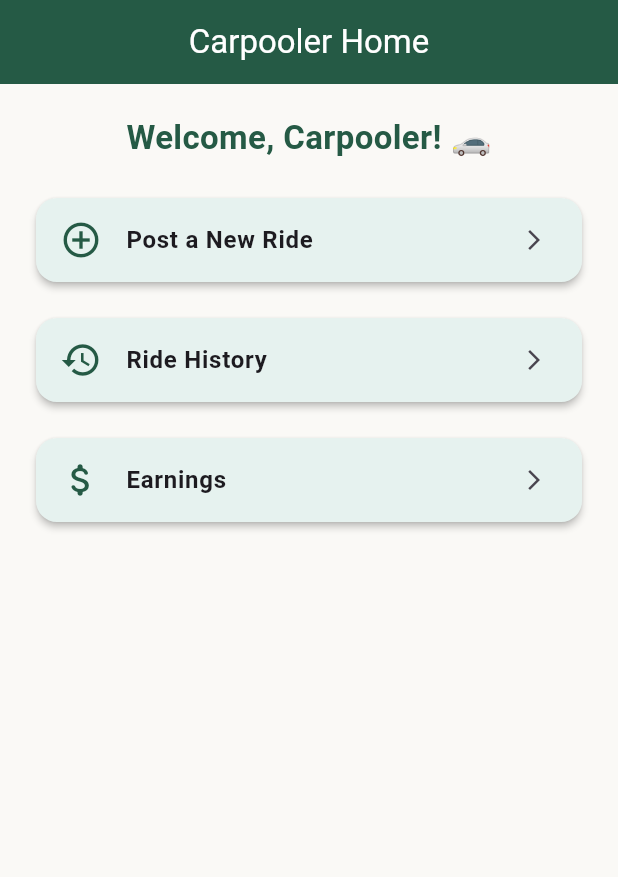
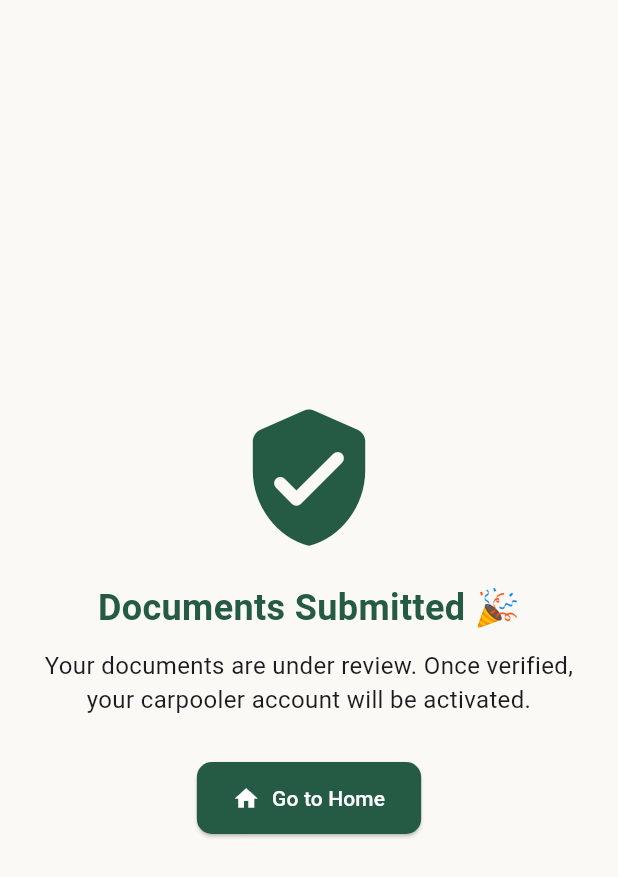
Before and after one commit to alibassam24/Carpool, a Flutter app: the screen it shows after launch, on a phone screen of 412 x 824 dp. Shown: the top 877 px of the screen. Run offline on Flutter 3.47's test engine with Material 3 defaults, Android fonts, the light colour scheme and no system bars; our stand-ins replace get, get_storage, google_fonts, image_picker, shared_preferences; accounts and stored records are empty.

Commit message:
testing new feature cSignup->DocVerifi->adminAppr->carphome

```diff
--- a/lib/main.dart
+++ b/lib/main.dart
@@ -1,6 +1,7 @@
 import 'package:carpool_connect/screens/auth/choose_role_screen.dart';
 import 'package:carpool_connect/screens/carpooler/carpooler_home_screen.dart';
 import 'package:carpool_connect/screens/carpooler/carpooler_signup.dart';
+import 'package:carpool_connect/screens/carpooler/verification_pending_screen.dart';
 import 'package:carpool_connect/screens/onboarding/onboarding_screen.dart';
 import 'package:flutter/material.dart';
 import 'package:get/get.dart';
@@ -21,7 +22,7 @@ class CarpoolApp extends StatelessWidget {
   Widget build(BuildContext context) {
     return GetMaterialApp(
 
-    home: CarpoolerHomeScreen(),
+    home: VerificationPendingScreen(),
 
   // initialRoute: AppRoutes.splash,
    // getPages: AppRoutes.routes,
--- a/lib/routes/app_routes.dart
+++ b/lib/routes/app_routes.dart
@@ -1,4 +1,5 @@
 import 'package:carpool_connect/screens/carpooler/carpooler_signup.dart';
+import 'package:carpool_connect/screens/carpooler/verification_pending_screen.dart';
 import 'package:get/get.dart';
 import '../screens/splash/splash_screen.dart';
 import '../screens/auth/login_screen.dart';
@@ -18,7 +19,7 @@ class AppRoutes {
   static const extendedSignup = '/extended_signup';
   static const carpoolerHome = '/carpooler_home';
   static const riderHome = '/rider_home';
-
+  static const verificationPending = '/verification_pending';
   static final routes = [
     GetPage(name: splash, page: () => const SplashScreen()),
     GetPage(name: login, page: () => const LoginScreen()),
@@ -28,5 +29,7 @@ class AppRoutes {
     GetPage(name: extendedSignup, page: () => const ExtendedCarpoolerSignupScreen()),
     GetPage(name: carpoolerHome, page: () => const CarpoolerHomeScreen()),
     GetPage(name: riderHome, page: () => const RiderHomeScreen()),
+    GetPage(name: verificationPending, page: () => const VerificationPendingScreen()),
+    GetPage(name: carpoolerHome, page: () => const CarpoolerHomeScreen()),
   ];
 }
--- a/lib/screens/carpooler/carpooler_signup.dart
+++ b/lib/screens/carpooler/carpooler_signup.dart
@@ -1,6 +1,11 @@
 import 'dart:io';
 import 'package:flutter/material.dart';
 import 'package:image_picker/image_picker.dart';
+import 'package:get_storage/get_storage.dart';
+import 'package:get/get.dart';
+
+final box = GetStorage();
+
 
 class ExtendedCarpoolerSignupScreen extends StatefulWidget {
   const ExtendedCarpoolerSignupScreen({super.key});
@@ -43,8 +48,29 @@ class _ExtendedCarpoolerSignupScreenState extends State<ExtendedCarpoolerSignupS
       setState(() => _currentStep -= 1);
     }
   }
+  Future<void> _submitForm() async {
+  if (_licenseImage == null || _carNumberImage == null || _cnicFrontImage == null || _cnicBackImage == null) {
+    ScaffoldMessenger.of(context).showSnackBar(
+      const SnackBar(content: Text('⚠️ Please upload all required documents')),
+    );
+    return;
+  }
 
-  Future<void> _submitForm() async {
+  setState(() => _isSubmitting = true);
+
+  // Simulate API call (pretend we sent data to server)
+  await Future.delayed(const Duration(seconds: 2));
+  if (!mounted) return;
+  // ✅ Save carpooler status as pending (admin will verify)
+  box.write('carpoolerStatus', 'pending');
+
+  setState(() => _isSubmitting = false);
+
+  // ✅ Redirect to "Verification Pending" screen
+  Get.offAllNamed('/verification_pending');
+}
+
+  /* Future<void> _submitForm() async {
     if (_licenseImage == null || _carNumberImage == null || _cnicFrontImage == null || _cnicBackImage == null) {
       ScaffoldMessenger.of(context).showSnackBar(
         const SnackBar(content: Text('⚠️ Please upload all required documents')),
@@ -78,7 +104,7 @@ class _ExtendedCarpoolerSignupScreenState extends State<ExtendedCarpoolerSignupS
     }
 
     setState(() => _isSubmitting = false);
-  }
+  } */
 
   Widget _uploadCard(String label, XFile? file, VoidCallback onTap) {
     return Card(
@@ -159,6 +185,7 @@ class _ExtendedCarpoolerSignupScreenState extends State<ExtendedCarpoolerSignupS
         foregroundColor: Colors.white,
       ),
       body: SingleChildScrollView(
+        physics: const BouncingScrollPhysics(),
         padding: const EdgeInsets.all(20),
         child: Theme(
           data: Theme.of(context).copyWith(
--- /dev/null
+++ b/lib/screens/carpooler/verification_pending_screen.dart
@@ -0,0 +1,51 @@
+import 'package:flutter/material.dart';
+import 'package:get/get.dart';
+
+class VerificationPendingScreen extends StatelessWidget {
+  const VerificationPendingScreen({super.key});
+
+  @override
+  Widget build(BuildContext context) {
+    return Scaffold(
+      backgroundColor: const Color(0xFFFAF9F6),
+      body: Padding(
+        padding: const EdgeInsets.all(24.0),
+        child: Center(
+          child: Column(
+            mainAxisSize: MainAxisSize.min,
+            children: [
+              const Icon(Icons.verified_user_rounded, color: Color(0xFF255A45), size: 100),
+              const SizedBox(height: 20),
+              const Text(
+                'Documents Submitted 🎉',
+                style: TextStyle(fontSize: 24, fontWeight: FontWeight.bold, color: Color(0xFF255A45)),
+                textAlign: TextAlign.center,
+              ),
+              const SizedBox(height: 10),
+              const Text(
+                'Your documents are under review. Once verified, your carpooler account will be activated.',
+                style: TextStyle(fontSize: 16),
+                textAlign: TextAlign.center,
+              ),
+              const SizedBox(height: 30),
+              ElevatedButton.icon(
+                onPressed: () {
+                  // Temporarily redirect to carpooler home
+                  Get.offAllNamed('/carpooler_home');
+                },
+                icon: const Icon(Icons.home),
+                label: const Text("Go to Home"),
+                style: ElevatedButton.styleFrom(
+                  backgroundColor: const Color(0xFF255A45),
+                  foregroundColor: Colors.white,
+                  padding: const EdgeInsets.symmetric(horizontal: 24, vertical: 14),
+                  shape: RoundedRectangleBorder(borderRadius: BorderRadius.circular(10)),
+                ),
+              ),
+            ],
+          ),
+        ),
+      ),
+    );
+  }
+}
```
